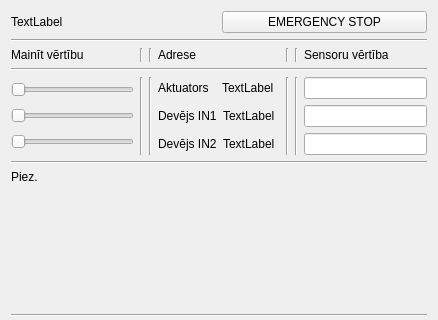
kasarkonic/Sauka1, file widgetservice.ui: the form before one commit; both pictures show x 0 to 438 and y 0 to 320 of the 438 by 472 pixel window.
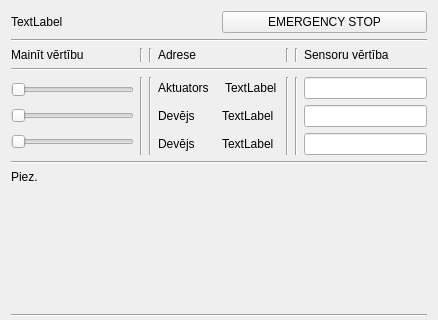
The form after the commit.

Patch:
```diff
--- a/widgetservice.ui
+++ b/widgetservice.ui
@@ -169,7 +169,7 @@
            <item>
             <widget class="QLabel" name="label_Di">
              <property name="text">
-              <string>Aktuators</string>
+              <string>Aktuators   </string>
              </property>
             </widget>
            </item>
@@ -187,7 +187,7 @@
            <item>
             <widget class="QLabel" name="label_AN1">
              <property name="text">
-              <string>Devējs IN1</string>
+              <string>Devējs   </string>
              </property>
             </widget>
            </item>
@@ -205,7 +205,7 @@
            <item>
             <widget class="QLabel" name="label_AN2">
              <property name="text">
-              <string>Devējs IN2</string>
+              <string>Devējs   </string>
              </property>
             </widget>
            </item>
```
